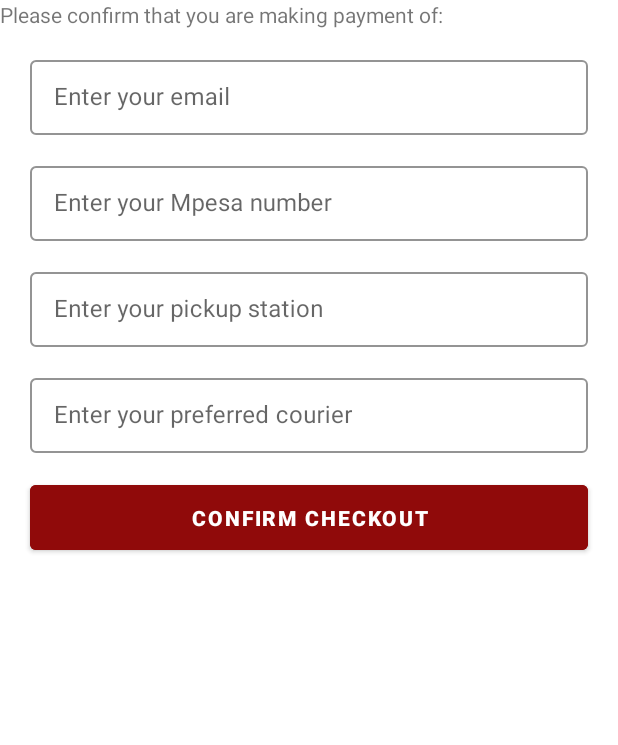
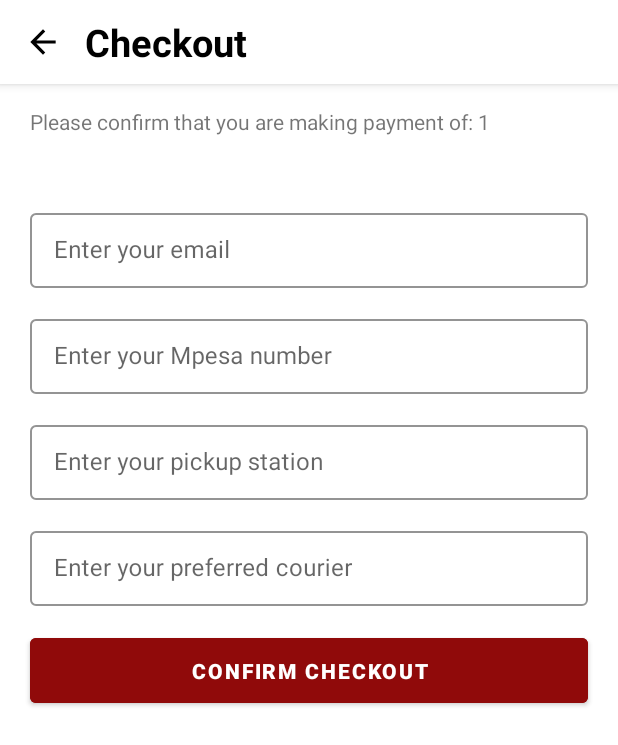
Before and after one commit to blairMe/shopMe, an Android app: the CheckoutFragment screen opened through its navigation route, on a phone screen of 412 x 824 dp. Shown: the top 745 px of the screen. Run offline under Robolectric (Android 15) with nearby library versions, the phone set to English and light mode, and no system bars; our stand-ins replace Dagger/Hilt's generated code, Firebase (no records; nobody signed in at launch, a user with empty details on screens opened directly), navigation-ui; libraries missing offline, so code that uses them is left out: com.vickikbt.darajakmp.

Commit message:
Checkout

```diff
--- a/app/build.gradle
+++ b/app/build.gradle
@@ -96,6 +96,6 @@ dependencies {
     implementation 'com.google.code.gson:gson:2.10.1'
 
     // Daraja
-    implementation ("io.github.victorkabata:daraja-multiplatform:0.9.0")
+    implementation 'io.github.victorkabata:daraja-multiplatform:0.9.0'
 
 }
--- a/app/src/main/java/bfa/blair/shopme/utils/Contants.kt
+++ b/app/src/main/java/bfa/blair/shopme/utils/Contants.kt
@@ -3,4 +3,8 @@ package bfa.blair.shopme.utils
 object Contants {
     // https://dummyjson.com/products
     const val BASE_URL = "https://dummyjson.com/"
+
+    const val CONSUMER_SECRET="YWt1KotB2KciTFnB"
+    const val CONSUMER_KEY="zHP654kQ3Qtb4u3Z3EGnRyEQkOeXEwvj"
+    const val PASS_KEY="bfb279f9aa9bdbcf158e97dd71a467cd2e0c893059b10f78e6b72ada1ed2c919"
 }
--- a/app/src/main/java/bfa/blair/shopme/viewmodel/CartViewModel.kt
+++ b/app/src/main/java/bfa/blair/shopme/viewmodel/CartViewModel.kt
@@ -23,4 +23,6 @@ class CartViewModel @Inject constructor(private val repository: ProductsRoomRepo
     fun insertProduct(cart: Cart) = viewModelScope.launch { repository.insertProduct(cart) }
     fun updateCart(cart: Cart) = viewModelScope.launch { repository.updateCart(cart) }
 
+    fun deleteCart() = viewModelScope.launch { repository.deleteAllCartItems() }
+
 }
--- a/app/src/main/res/layout/fragment_checkout.xml
+++ b/app/src/main/res/layout/fragment_checkout.xml
@@ -1,10 +1,61 @@
 <?xml version="1.0" encoding="utf-8"?>
-<FrameLayout xmlns:android="http://schemas.android.com/apk/res/android"
+<androidx.coordinatorlayout.widget.CoordinatorLayout xmlns:android="http://schemas.android.com/apk/res/android"
     xmlns:tools="http://schemas.android.com/tools"
     android:layout_width="match_parent"
     android:layout_height="match_parent"
     xmlns:app="http://schemas.android.com/apk/res-auto"
     tools:context=".ui.fragments.CheckoutFragment">
+
+    <com.google.android.material.appbar.AppBarLayout
+        android:layout_width="match_parent"
+        android:layout_height="wrap_content"
+        android:fitsSystemWindows="true">
+
+        <com.google.android.material.appbar.MaterialToolbar
+            android:id="@+id/details_page_toolBar"
+            android:layout_width="match_parent"
+            android:layout_height="?attr/actionBarSize"
+            android:background="@color/white"
+            android:elevation="0dp"
+            android:theme="?actionBarTheme"
+            app:layout_scrollFlags="scroll|enterAlways|snap">
+
+            <androidx.appcompat.widget.LinearLayoutCompat
+                android:layout_width="match_parent"
+                android:layout_height="match_parent"
+                android:paddingEnd="15dp"
+                android:orientation="horizontal"
+                android:gravity="center_vertical">
+
+                <ImageView
+                    android:id="@+id/backBtn"
+                    android:layout_width="25dp"
+                    android:layout_height="25dp"
+                    android:src="@drawable/ic_back_button"
+                    android:tint="@color/black"
+                    tools:ignore="UseAppTint"/>
+
+                <TextView
+                    android:id="@+id/details_page_title"
+                    android:layout_width="wrap_content"
+                    android:layout_height="wrap_content"
+                    android:text="Checkout"
+                    android:textColor="@color/black"
+                    android:textSize="25sp"
+                    android:textStyle="bold"
+                    android:paddingStart="15dp"
+                    android:layout_weight="1"/>
+
+            </androidx.appcompat.widget.LinearLayoutCompat>
+
+        </com.google.android.material.appbar.MaterialToolbar>
+
+    </com.google.android.material.appbar.AppBarLayout>
+
+    <androidx.core.widget.NestedScrollView
+        android:layout_width="match_parent"
+        android:layout_height="match_parent"
+        app:layout_behavior="@string/appbar_scrolling_view_behavior">
 
     <LinearLayout
         android:layout_width="match_parent"
@@ -12,9 +63,13 @@
         android:orientation="vertical">
 
         <TextView
+            android:id="@+id/priceTxt"
             android:layout_width="match_parent"
-            android:layout_height="wrap_content"
-            android:text="Please confirm that you are making payment of: " />
+            android:layout_height="50dp"
+            android:text="Please confirm that you are making payment of: "
+            android:layout_marginStart="20dp"
+            android:layout_marginTop="15dp"
+            android:layout_marginEnd="20dp"/>
 
         <com.google.android.material.textfield.TextInputLayout
             style="@style/Widget.MaterialComponents.TextInputLayout.OutlinedBox.Dense"
@@ -101,7 +156,7 @@
         </com.google.android.material.textfield.TextInputLayout>
 
         <com.google.android.material.button.MaterialButton
-            android:id="@+id/signinBtn"
+            android:id="@+id/confirmBtn"
             android:layout_width="match_parent"
             android:layout_height="55dp"
             android:text="Confirm Checkout"
@@ -113,5 +168,6 @@
 
     </LinearLayout>
 
+    </androidx.core.widget.NestedScrollView>
 
-</FrameLayout>
+</androidx.coordinatorlayout.widget.CoordinatorLayout>
--- a/app/src/main/res/navigation/shop_navigation.xml
+++ b/app/src/main/res/navigation/shop_navigation.xml
@@ -113,6 +113,9 @@
             android:name="itemPrice"
             app:argType="string"
             android:defaultValue="1"/>
+        <action
+            android:id="@+id/action_checkoutFragment_to_cartFragment"
+            app:destination="@id/cartFragment" />
 
     </fragment>
 </navigation>
```
Also changed, not shown: app/src/main/java/bfa/blair/shopme/ui/fragments/CheckoutFragment.kt (+68 -6 lines).
